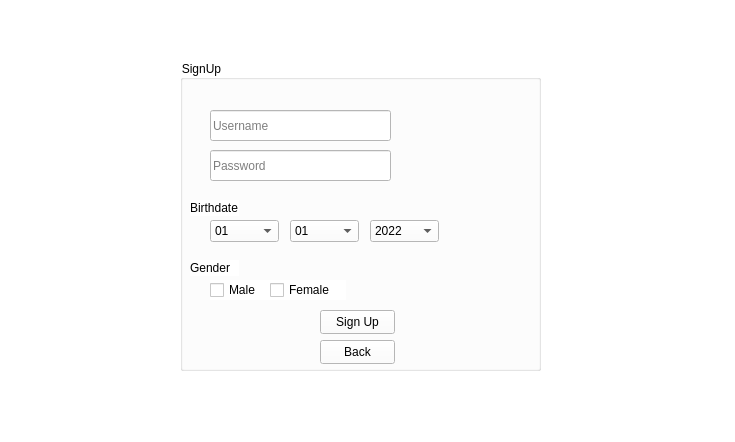
AlexN287/MovieRecommendationPlatform, file QTInterface/QTInterface/QTInterface.ui: the form before one commit.
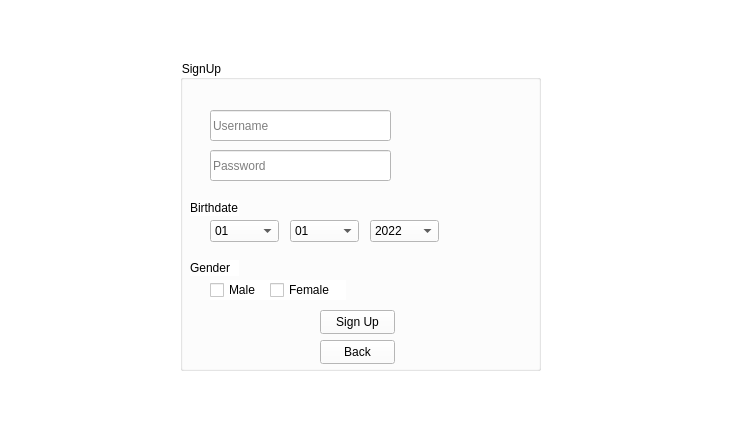
The form after the commit. The open tabs and pages were chosen to show the change.

```diff
--- a/QTInterface/QTInterface/QTInterface.ui
+++ b/QTInterface/QTInterface/QTInterface.ui
@@ -6,7 +6,7 @@
    <rect>
     <x>0</x>
     <y>0</y>
-    <width>735</width>
+    <width>734</width>
     <height>442</height>
    </rect>
   </property>
```
Left out of the diff: 17 changed lines with no effect on the pictures.
